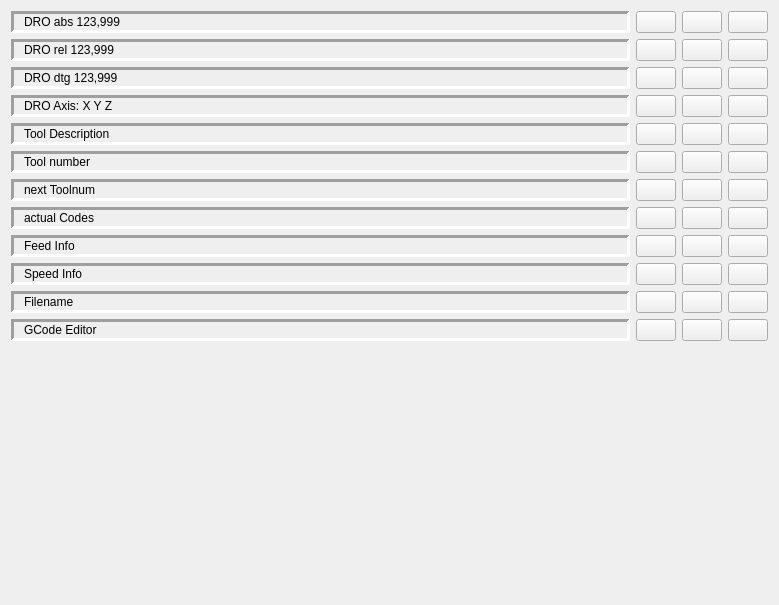
First picture: the form in src/UI/Settings.ui, repository DjangoReinhard/FalconView, before the edit.
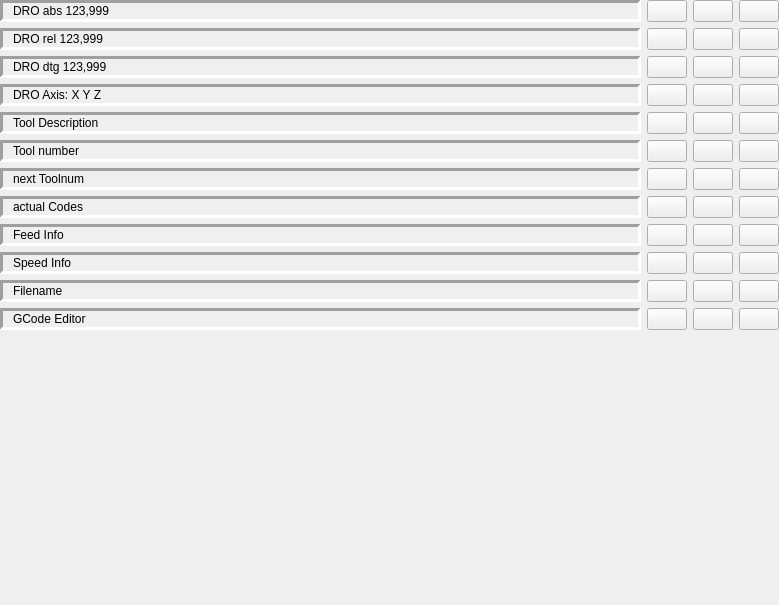
Second picture: the form after the edit. Icons and pictures are not drawn.

Patch:
```diff
--- a/src/UI/Settings.ui
+++ b/src/UI/Settings.ui
@@ -14,6 +14,18 @@
    <string>Frame</string>
   </property>
   <layout class="QGridLayout" name="gridLayout">
+   <property name="leftMargin">
+    <number>0</number>
+   </property>
+   <property name="topMargin">
+    <number>0</number>
+   </property>
+   <property name="rightMargin">
+    <number>0</number>
+   </property>
+   <property name="bottomMargin">
+    <number>0</number>
+   </property>
    <item row="9" column="0">
     <widget class="QLabel" name="speedPreview">
      <property name="sizePolicy">
```
